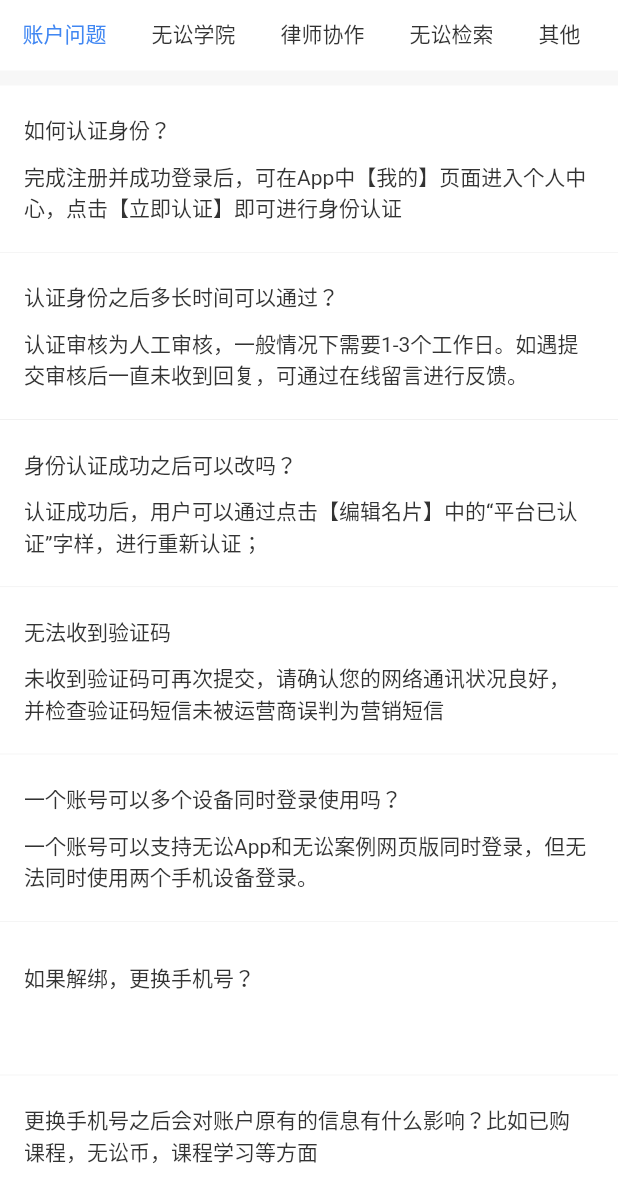
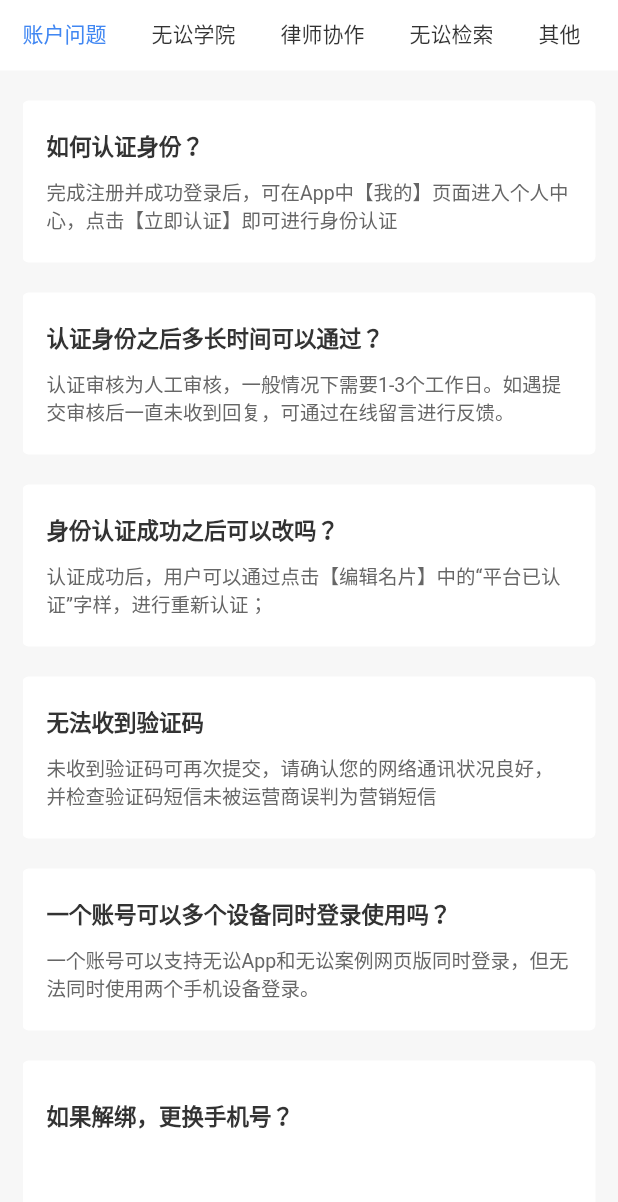
Before and after one commit to GodlikeLPC/WSFlutterWeb, a Flutter app: the screen it shows after launch, on a phone screen of 412 x 824 dp. Shown: the top 1202 px of the screen. Run offline on Flutter 3.47's test engine with Material 2 defaults, Android fonts, the phone set to English and light mode, and no system bars; statements that could not run were skipped.

Commit message:
样式更新

```diff
--- a/lib/scene/help/ws_help_app_page.dart
+++ b/lib/scene/help/ws_help_app_page.dart
@@ -350,24 +350,26 @@
   ];
 
   _widgetListViewCell(WSHelpQAModel qaModel) {
-    return Container(
+    return LPCContainer.cellCard(
+      margin: const EdgeInsets.symmetric(vertical: 10.0),
       color: WSColor.colorBgContainer,
       padding: const EdgeInsets.symmetric(vertical: 15.0),
       child: ListTile(
-        title: SelectableText(
+        title: Text(
           qaModel.question,
           style: TextStyle(
-            fontSize: WSFont.fontSize14,
+            fontWeight: WSFont.fontWeightSemiBold,
+            fontSize: WSFont.fontSize15,
             color: WSColor.color333333,
           ),
         ),
         subtitle: Padding(
           padding: const EdgeInsets.only(top: 10),
-          child: SelectableText(
+          child: Text(
             qaModel.answer,
             style: TextStyle(
-              fontSize: WSFont.fontSize14,
-              color: WSColor.color333333,
+              fontSize: WSFont.fontSize13,
+              color: WSColor.color666666,
             ),
           ),
         ),
@@ -395,8 +397,8 @@
         break;
     }
     return Container(
-      margin: EdgeInsets.only(top: 10),
-      color: WSColor.colorBgContainer,
+      margin: EdgeInsets.only(top: 10, left: 15, right: 15),
+      // color: WSColor.colorBgContainer,
       child: ListView.separated(
         padding: EdgeInsets.only(bottom: 70),
         physics: BouncingScrollPhysics(),
@@ -405,7 +407,8 @@
           return _widgetListViewCell(listQAs[index]);
         },
         separatorBuilder: (BuildContext context, int index) {
-          return LPCLine();
+          return LPCSizedBox.shrink();
+          // return LPCLine();
         },
       ),
     );
--- a/lib/util/ui/lpc_lib_widget.dart
+++ b/lib/util/ui/lpc_lib_widget.dart
@@ -18,7 +18,7 @@
 export 'widget/lpc_sizedbox.dart';
 // export 'widget/lpc_scaffold.dart';
 // export 'widget/lpc_listtile.dart';
-// export 'widget/lpc_container.dart';
+export 'widget/lpc_container.dart';
 // export 'widget/lpc_rich_text.dart';
 // export 'widget/lpc_textfield.dart';
 // export 'widget/lpc_net_image.dart';
--- /dev/null
+++ b/lib/util/ui/widget/lpc_container.dart
@@ -0,0 +1,66 @@
+/*
+ *  Copyright 2020 WuSong. All rights reserved.
+ *
+ *  @author: GodlikeLPC
+ *  @create: 2020-03-01
+ *  @update: 2020/08/02 14:21:24 GodlikeLPC
+*/
+
+import 'package:flutter/material.dart';
+
+import '../../config/ws_config.dart';
+
+class LPCContainer extends Container {
+  LPCContainer.cellCard(
+      {Widget child,
+      double width,
+      double height,
+      BoxConstraints constraints,
+      Color color,
+      List<Color> colors,
+      Color shadowColor,
+      Decoration decoration,
+      List<BoxShadow> boxShadow,
+      AlignmentGeometry beginLinearGradient,
+      AlignmentGeometry endLinearGradient,
+      EdgeInsetsGeometry margin,
+      EdgeInsetsGeometry padding,
+      AlignmentGeometry alignment,
+      BorderRadiusGeometry borderRadius,
+      double radius,
+      BoxBorder border,
+      Color borderColor})
+      : super(
+            child: child,
+            width: width,
+            height: height,
+            constraints: constraints,
+            alignment: alignment,
+            margin: margin,
+            padding: padding,
+            decoration: decoration ??
+                BoxDecoration(
+                    gradient: colors != null
+                        ? LinearGradient(
+                            colors: colors,
+                            begin: beginLinearGradient ?? Alignment.topCenter,
+                            end: endLinearGradient ?? Alignment.bottomCenter)
+                        : null,
+                    boxShadow: boxShadow ?? shadowColor != null
+                        ? [
+                            BoxShadow(
+                                color: shadowColor,
+                                offset: Offset(0.0, 2.0),
+                                blurRadius: 8.0,
+                                spreadRadius: 0.0),
+                          ]
+                        : null,
+                    shape: BoxShape.rectangle,
+                    border: border ??
+                        (borderColor != null
+                            ? Border.all(width: 1, color: borderColor)
+                            : null),
+                    borderRadius: borderRadius ??
+                        BorderRadius.all(Radius.circular(radius ?? 4)),
+                    color: color ?? WSColor.colorBgContainer));
+}
```
Also changed, not shown: 5 other files.
